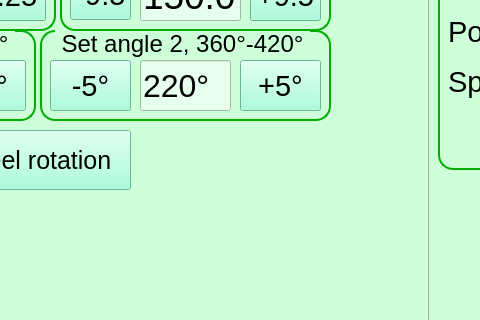
First picture: the form in GUI.ui, repository LeDima/Motor-control-MELSERVO-, before the edit; both pictures show x 262 to 742 and y 101 to 421 of the 1020 by 530 pixel window.
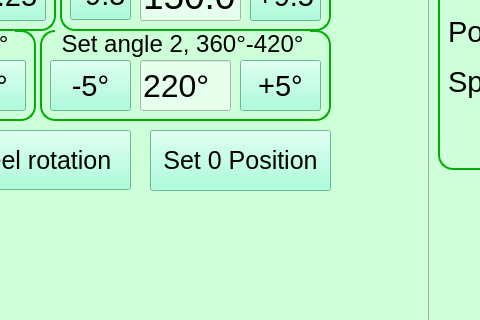
Second picture: the form after the edit.

Diff of the .ui file:
```diff
--- a/GUI.ui
+++ b/GUI.ui
@@ -1852,6 +1852,28 @@
        <string>Start Hourglass-Wheel rotation</string>
       </property>
      </widget>
+     <widget class="QPushButton" name="button_SetZeroPosition_HourWheel">
+      <property name="geometry">
+       <rect>
+        <x>410</x>
+        <y>190</y>
+        <width>181</width>
+        <height>61</height>
+       </rect>
+      </property>
+      <property name="font">
+       <font>
+        <family>Arial</family>
+        <pointsize>19</pointsize>
+       </font>
+      </property>
+      <property name="styleSheet">
+       <string notr="true">background-color: rgb(146, 255, 210);</string>
+      </property>
+      <property name="text">
+       <string>Set 0 Position</string>
+      </property>
+     </widget>
     </widget>
     <widget class="QWidget" name="Tab_Manual">
      <attribute name="title">
```
